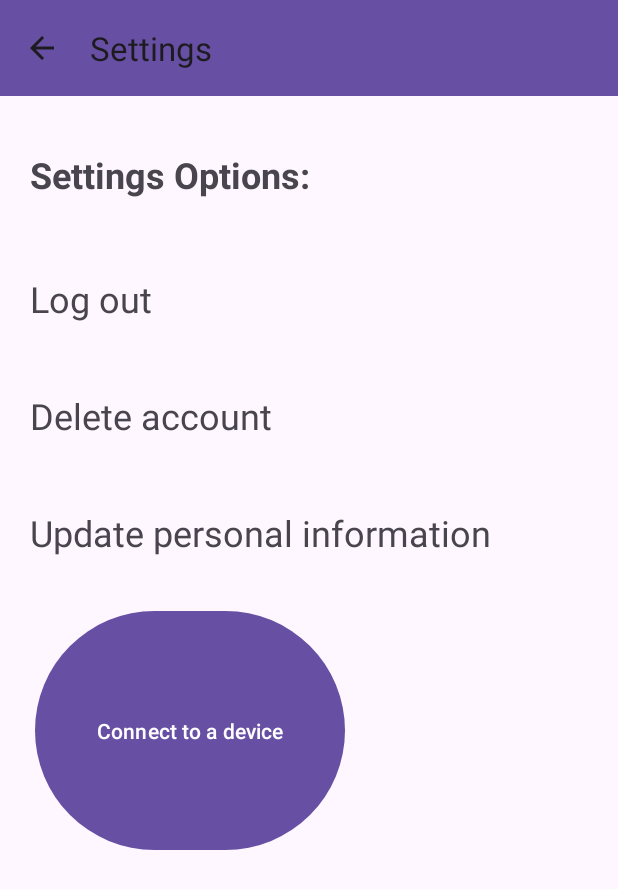
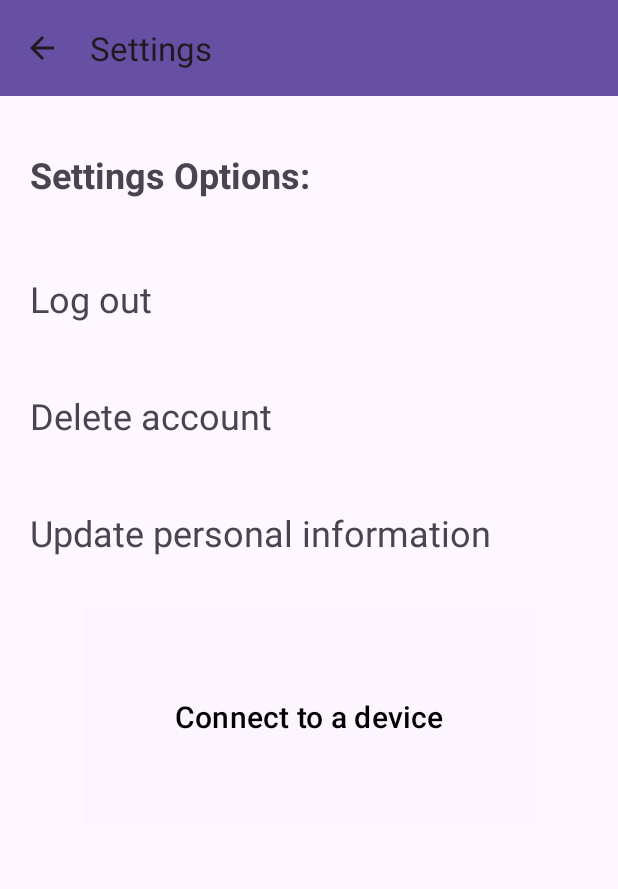
Before and after one commit to P4SS3-P4RT0UT/COEN390_SafeHit, an Android app: the SettingsActivity screen opened directly, with no data from a screen before it, on a phone screen of 412 x 824 dp. Shown: the top 889 px of the screen. Run offline under Robolectric (Android 15) with nearby library versions, the phone set to English and light mode, and no system bars; libraries missing offline, so code that uses them is left out: com.google.mlkit.vision.

Commit message:
updated UI

```diff
--- a/app/src/main/res/layout/activity_settings.xml
+++ b/app/src/main/res/layout/activity_settings.xml
@@ -85,17 +85,20 @@
 
     <Button
         android:id="@+id/scan"
-        android:layout_width="206dp"
-        android:layout_height="wrap_content"
+        android:layout_width="301dp"
+        android:layout_height="51dp"
+        android:layout_below="@+id/UpdateInfo"
         android:layout_alignParentStart="true"
-        android:layout_alignParentTop="true"
         android:layout_alignParentEnd="true"
         android:layout_alignParentBottom="true"
-        android:layout_marginStart="23dp"
-        android:layout_marginTop="403dp"
-        android:layout_marginEnd="182dp"
-        android:layout_marginBottom="253dp"
-        android:text="Connect to a device" />
+        android:layout_marginStart="55dp"
+        android:layout_marginTop="19dp"
+        android:layout_marginEnd="55dp"
+        android:layout_marginBottom="274dp"
+        android:background="@color/cardview_shadow_end_color"
+        android:text="Connect to a device"
+        android:textColor="@color/black"
+        android:textSize="20dp" />
 
 
 </RelativeLayout>
```
